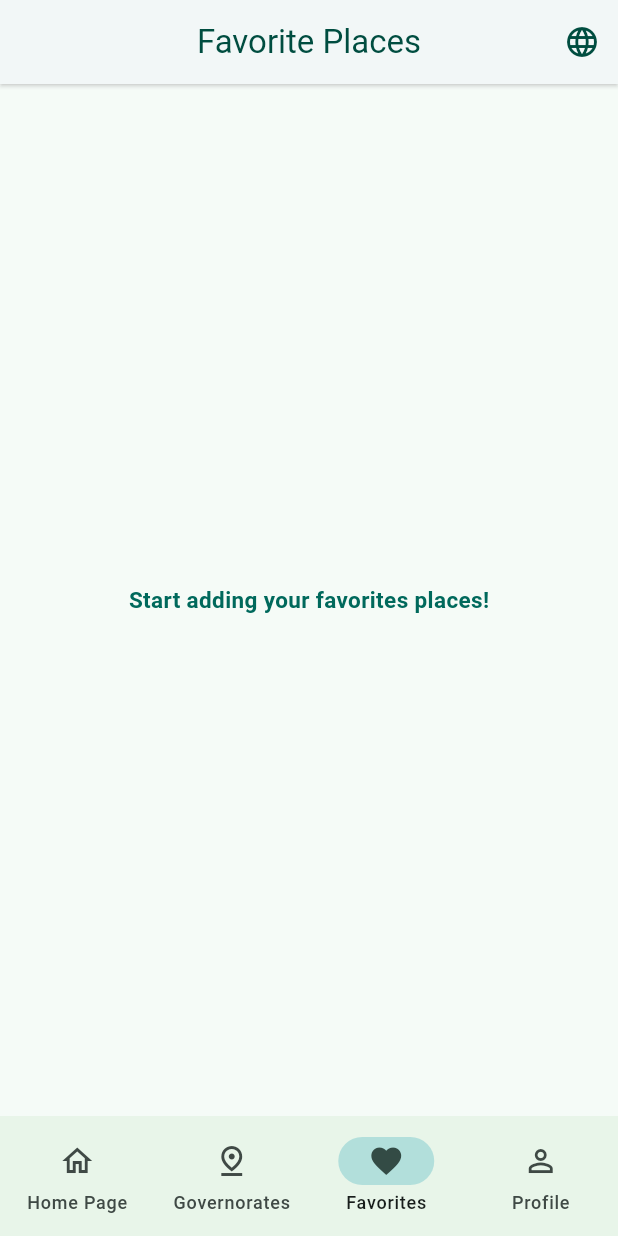
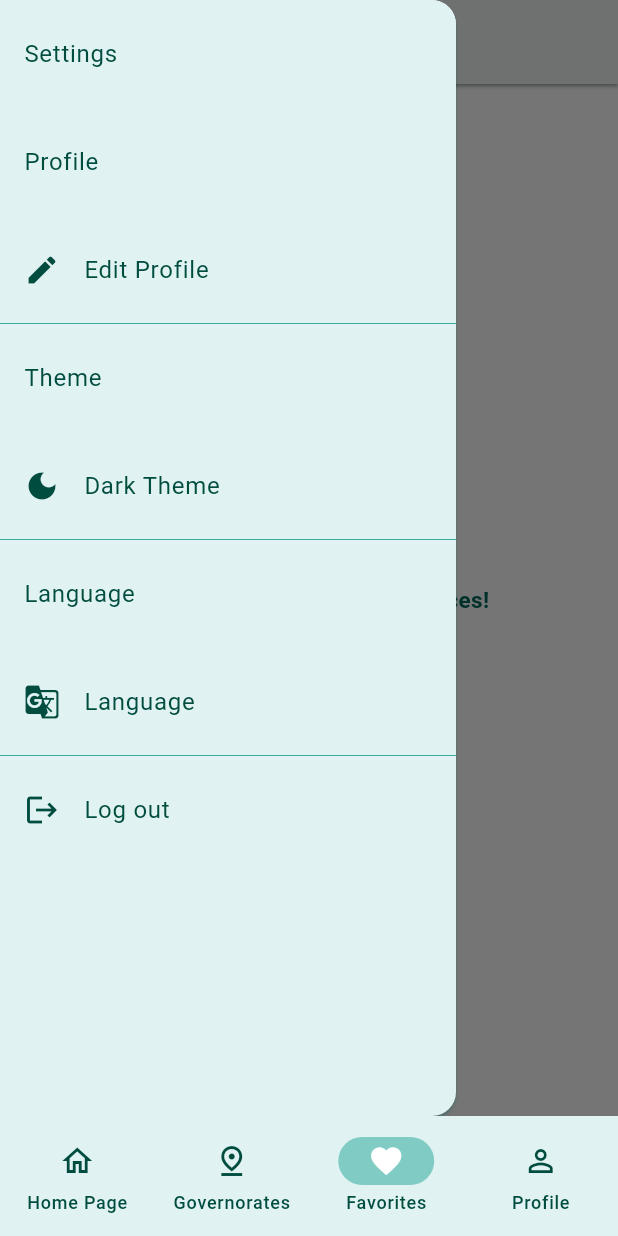
Before and after one commit to Sprints-Flutter-Bootcamp-Projects/Tourist-Guide-App-for-Egypt, a Flutter app: the screen it shows after launch, item 3 of the bottom bar chosen, with the side drawer open (before the commit the screen has no drawer), on a phone screen of 412 x 824 dp. Run offline on Flutter 3.47's test engine with Material 3 defaults, Android fonts, the phone set to English and light mode, and no system bars; our stand-ins replace easy_localization, flutter_bloc, page_transition, shared_preferences; network calls fail; Roboto replaces fonts that are missing (Bitter).

Commit message:
Implement theme management with Bloc, add translations, and update dependencies

```diff
--- a/assets/translations/ar.json
+++ b/assets/translations/ar.json
@@ -9,6 +9,18 @@
     "log_out": "تسجيل الخروج",
     "create_new_account": "إنشاء حساب جديد",
     "have_an_account": "لديك حساب؟ تسجيل الدخول هنا",
+
+
+    "theme": "المظهر",
+    "light_theme": "مظهر فاتح",
+    "dark_theme": "مظهر داكن",
+
+    "language": "اللغة",
+    "language_arabic": "العربية",
+    "language_english": "الإنجليزية",
+
+    "settings": "الإعدادات",
+
     "name": "الاسم",
     "email": "البريد الإلكتروني",
     "phone": "رقم الهاتف",
--- a/assets/translations/en.json
+++ b/assets/translations/en.json
@@ -9,6 +9,17 @@
     "log_out": "Log out",
     "create_new_account": "New? Sign up here",
     "have_an_account": "Already have an account? Log in here",
+
+
+    "theme": "Theme",
+    "light_theme": "Light Theme",
+    "dark_theme": "Dark Theme",
+
+    "language": "Language",
+    "language_arabic": "Arabic",
+    "language_english": "English",
+
+    "settings": "Settings",
 
     "name": "Name",
     "email": "Email",
--- /dev/null
+++ b/lib/blocs/theme/theme_bloc.dart
@@ -0,0 +1,18 @@
+import 'package:flutter/material.dart';
+import 'package:flutter_bloc/flutter_bloc.dart';
+import 'package:tourist_guide/constants/theme_data.dart';
+
+part 'theme_event.dart';
+part 'theme_state.dart';
+
+class ThemeBloc extends Bloc<ThemeEvent, ThemeState> {
+ ThemeBloc() : super(LightTheme()) {
+    on<ToggleTheme>((event, emit) {
+      if (state is LightTheme) {
+        emit(DarkTheme());
+      } else {
+        emit(LightTheme());
+      }
+    });
+  }
+}
--- /dev/null
+++ b/lib/blocs/theme/theme_event.dart
@@ -0,0 +1,6 @@
+part of 'theme_bloc.dart';
+
+@immutable
+abstract class ThemeEvent {}
+
+class ToggleTheme extends ThemeEvent {}
--- /dev/null
+++ b/lib/blocs/theme/theme_state.dart
@@ -0,0 +1,16 @@
+part of 'theme_bloc.dart';
+
+@immutable
+abstract class ThemeState {
+  final ThemeData themeData;
+  const ThemeState({required this.themeData});
+}
+
+
+class LightTheme extends ThemeState {
+  LightTheme() : super(themeData: lightTheme);
+}
+
+class DarkTheme extends ThemeState {
+  DarkTheme() : super(themeData: darkTheme);
+}
--- /dev/null
+++ b/lib/constants/theme_data.dart
@@ -0,0 +1,85 @@
+import 'package:flutter/material.dart';
+
+final ThemeData lightTheme = ThemeData(
+  primaryColor: Colors.teal.shade900,
+  brightness: Brightness.light,
+  scaffoldBackgroundColor: Colors.white,
+  dividerTheme: DividerThemeData(
+    thickness: 0.5,
+    space: 0,
+    color: Colors.teal.shade500,
+  ),
+  listTileTheme: ListTileThemeData(
+    textColor: Colors.teal.shade900,
+    tileColor: Colors.teal.shade50,
+    iconColor: Colors.teal.shade900,
+    contentPadding: const EdgeInsets.symmetric(horizontal: 16, vertical: 8),
+    shape: RoundedRectangleBorder(
+      borderRadius: BorderRadius.circular(16),
+    ),
+  ),
+  navigationDrawerTheme: NavigationDrawerThemeData(
+    backgroundColor: Colors.teal.shade50,
+    elevation: 1,
+    shadowColor: Colors.teal.shade400,
+  ),
+  appBarTheme: AppBarTheme(
+    centerTitle: true,
+    shadowColor: Colors.teal.shade900,
+    elevation: 1,
+    color: Colors.white,
+    titleTextStyle: TextStyle(
+        color: Colors.teal.shade900, fontSize: 20, fontWeight: FontWeight.bold),
+    iconTheme: IconThemeData(color: Colors.teal.shade900),
+  ),
+  colorScheme: ColorScheme.light(
+    primary: Colors.teal.shade900,
+    secondary: Colors.teal.shade200,
+    surface: Colors.teal.shade50,
+    onPrimary: Colors.white,
+    onSecondary: Colors.white,
+    onSurface: Colors.teal.shade900,
+  ),
+);
+
+final ThemeData darkTheme = ThemeData(
+  primaryColor: Colors.teal.shade900,
+  brightness: Brightness.dark,
+  scaffoldBackgroundColor: Colors.black,
+  dividerTheme: DividerThemeData(
+    thickness: 0.5,
+    space: 0,
+    color: Colors.teal.shade50,
+  ),
+  listTileTheme: ListTileThemeData(
+    textColor: Colors.white,
+    tileColor: Colors.teal.shade800,
+    iconColor: Colors.white,
+    contentPadding: const EdgeInsets.symmetric(horizontal: 16, vertical: 8),
+    shape: RoundedRectangleBorder(
+      borderRadius: BorderRadius.circular(16),
+    ),
+  ),
+  navigationDrawerTheme: NavigationDrawerThemeData(
+    backgroundColor: Colors.teal.shade800,
+    elevation: 1,
+    shadowColor: Colors.teal.shade900,
+  ),
+  appBarTheme: AppBarTheme(
+    centerTitle: true,
+    shadowColor: Colors.teal.shade900,
+    elevation: 1,
+    color: Colors.black,
+    titleTextStyle: const TextStyle(
+        color: Colors.white, fontSize: 20, fontWeight: FontWeight.bold),
+    iconTheme: const IconThemeData(color: Colors.white),
+  ),
+  colorScheme: ColorScheme.dark(
+    primary: Colors.teal.shade900,
+    secondary: Colors.teal.shade600,
+    surface: Colors.teal.shade800,
+    onPrimary: Colors.white,
+    onSecondary: Colors.white,
+    onSurface: Colors.white,
+  ),
+);
--- a/lib/my_app.dart
+++ b/lib/my_app.dart
@@ -1,5 +1,7 @@
 import 'package:easy_localization/easy_localization.dart';
 import 'package:flutter/material.dart';
+import 'package:flutter_bloc/flutter_bloc.dart';
+import 'package:tourist_guide/blocs/theme/theme_bloc.dart';
 import 'package:tourist_guide/nav_bar.dart';
 
 class MyApp extends StatelessWidget {
@@ -9,19 +11,17 @@ class MyApp extends StatelessWidget {
   @override
   Widget build(BuildContext context) {
     return SafeArea(
-      child: MaterialApp(
+      child: BlocBuilder<ThemeBloc, ThemeState>(builder: (context, state) {
+        return MaterialApp(
           debugShowCheckedModeBanner: false,
           title: 'Egypt Tourist Guide',
-        theme: ThemeData(
-          fontFamily: "Bitter",
-          colorScheme: ColorScheme.fromSeed(seedColor: Colors.teal.shade900),
-          useMaterial3: true,
-        ),
+          theme: state.themeData,
           localizationsDelegates: context.localizationDelegates,
           supportedLocales: context.supportedLocales,
           locale: context.locale,
           home: const MyNavigationBar(),
-      ),
+        );
+      }),
     );
   }
 }
--- a/lib/nav_bar.dart
+++ b/lib/nav_bar.dart
@@ -8,11 +8,8 @@ import 'package:easy_localization/easy_localization.dart';
 class MyNavigationBar extends StatefulWidget {
   const MyNavigationBar({super.key});
 
-  // MyNavigationBar({required Key key}) : super(key: key);/
-
   @override
-  // ignore: library_private_types_in_public_api
-  _MyNavigationBarState createState() => _MyNavigationBarState();
+  State<MyNavigationBar> createState() => _MyNavigationBarState();
 }
 
 bool isLoggedIn = false;
@@ -45,13 +42,8 @@ class _MyNavigationBarState extends State<MyNavigationBar> {
             });
           },
           children: _widgetOptions),
-      //bottom nav bar from material package
-      // https://api.flutter.dev/flutter/material/NavigationBar-class.html
-
       bottomNavigationBar: NavigationBar(
           animationDuration: const Duration(milliseconds: 1000),
-          backgroundColor: Colors.green[50],
-          indicatorColor: Colors.teal[100],
           selectedIndex: selectedPage,
           onDestinationSelected: _onItemTapped,
           destinations: [
--- /dev/null
+++ b/lib/navigation/app_drawer.dart
@@ -0,0 +1,76 @@
+// filepath: /D:/Sprints/Module 2/Tourist-Guide-App-for-Egypt/lib/widgets/drawer.dart
+import 'package:flutter/material.dart';
+import 'package:easy_localization/easy_localization.dart';
+import 'package:flutter_bloc/flutter_bloc.dart';
+import 'package:tourist_guide/blocs/theme/theme_bloc.dart';
+import 'package:tourist_guide/helpers/shared_pref.dart';
+
+import 'package:tourist_guide/views/authentication/login_page.dart';
+
+class AppDrawer extends StatelessWidget {
+  const AppDrawer({super.key});
+
+  @override
+  Widget build(BuildContext context) {
+    return BlocBuilder<ThemeBloc, ThemeState>(
+      builder: (context, state) {
+          bool isLightTheme = state is LightTheme;
+          return NavigationDrawer(
+            children: [
+              ListTile(
+                title: Text(tr("settings")),
+                onTap: () {},
+              ),
+              ListTile(
+                title: Text(tr("profile")),
+                onTap: () {},
+              ),
+              ListTile(
+                leading: const Icon(Icons.edit),
+                title: Text(tr("edit_profile")),
+                onTap: () {},
+              ),
+              const Divider(),
+              ListTile(
+                title: Text(tr("theme")),
+                onTap: () {},
+              ),
+             ListTile(
+              leading: Icon(isLightTheme ? Icons.dark_mode : Icons.light_mode),
+              title: Text(isLightTheme ? tr("dark_theme") : tr("light_theme")),
+              onTap: () {
+                BlocProvider.of<ThemeBloc>(context).add(ToggleTheme());
+              },
+            ),
+              const Divider(),
+              ListTile(
+                title: Text(tr("language")),
+                onTap: () {},
+              ),
+              ListTile(
+                leading: const Icon(Icons.g_translate),
+                title: Text(tr("language")),
+                onTap: () {},
+              ),
+              const Divider(),
+              ListTile(
+                leading: const Icon(Icons.logout),
+                title: Text(tr("log_out")),
+                onTap: () {
+                  SharedPreferencesHelper.clearUserData();
+                  Navigator.pushReplacement(
+                    context,
+                    MaterialPageRoute(
+                      builder: (context) => const LoginPage(),
+                    ),
+                  );
+                },
+              ),
+            ],
+          );
+        }
+
+
+    );
+  }
+}
--- a/lib/views/home/favourites_page.dart
+++ b/lib/views/home/favourites_page.dart
@@ -1,5 +1,6 @@
 import 'package:easy_localization/easy_localization.dart';
 import 'package:flutter/material.dart';
+import 'package:tourist_guide/navigation/app_drawer.dart';
 import 'package:tourist_guide/widgets/app_bar.dart';
 import 'package:tourist_guide/widgets/text_title.dart';
 
@@ -12,22 +13,14 @@ class FavouritesPage extends StatefulWidget {
 
 List<Widget> favList = [];
 
-// void checkFav() {
-//   favList = [];
-//   for (var item in gridItems) {
-//     if (item.isFavourite == true) {
-//       favList.add(item);
-//       print("favList = ${favList.isEmpty}");
-//     }
-//   }
-// }
-
 class _FavouritesPageState extends State<FavouritesPage> {
   @override
   Widget build(BuildContext context) {
-    // checkFav();
     return Scaffold(
-      appBar: PagesAppBar(context, context.tr("favorites_places")),
+      appBar: AppBar(
+        title: Text(tr("favorites")),
+      ),
+      drawer: AppDrawer(),
       body: Padding(
         padding: const EdgeInsets.all(8.0),
         child: Column(
--- a/lib/widgets/app_bar.dart
+++ b/lib/widgets/app_bar.dart
@@ -2,19 +2,17 @@ import 'package:easy_localization/easy_localization.dart';
 import 'package:flutter/material.dart';
 import 'package:tourist_guide/helpers/shared_pref.dart';
 import 'package:tourist_guide/nav_bar.dart';
-import 'package:tourist_guide/views/home/home_page.dart';
+
 import 'package:tourist_guide/widgets/lang_dialog.dart';
-
-import '../views/authentication/login_page.dart';
-import '../views/profile/edit_profile.dart';
 
 // ignore: non_constant_identifier_names
 PreferredSizeWidget? PagesAppBar(BuildContext context, String AppBarTitle) {
   return AppBar(
     iconTheme: IconThemeData(color: Colors.teal[900]),
-    backgroundColor: Colors.white,
+
     shadowColor: Colors.grey[100],
     elevation: 1,
+
     centerTitle: true,
     title: Text(
       AppBarTitle,
@@ -31,16 +29,6 @@ PreferredSizeWidget? PagesAppBar(BuildContext context, String AppBarTitle) {
             ? PopupMenuButton(
                 color: Colors.teal[50],
                 itemBuilder: (context) => <PopupMenuItem>[
-                  // PopupMenuItem(
-                  //   child: Text(tr('edit_profile')),
-                  //   onTap: () => showModalBottomSheet(
-                  //     context: context,
-                  //     isScrollControlled: true,
-                  //     builder: (context) {
-                  //       return editProfile();
-                  //     },
-                  //   ),
-                  // ),
                   PopupMenuItem(
                     child: Text(tr('log_out')),
                     onTap: () => SharedPreferencesHelper.clearUserData(),
```
Also changed, not shown: lib/main.dart (+6 -1 lines), lib/views/authentication/login_page.dart (+4 -71 lines), lib/views/government/government_page.dart (+5 -5 lines), lib/views/home/home_page.dart (+3 -4 lines), lib/views/profile/profile.dart (+6 -7 lines), lib/widgets/governorate_list_tile.dart (+3 -8 lines), pubspec.yaml (+4 -3 lines), pubspec.lock, 1 other file. Lines whose indentation alone changed are shown as unchanged.
